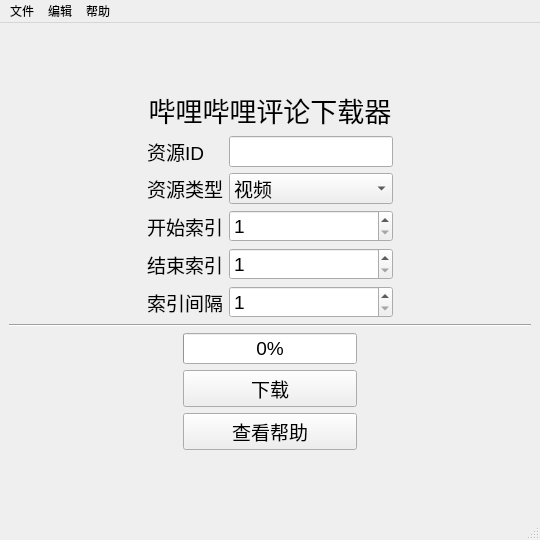
Qt form bilianalyzer/ui/main_window.ui (XTZ206/BiliAnalyzer) before a commit.
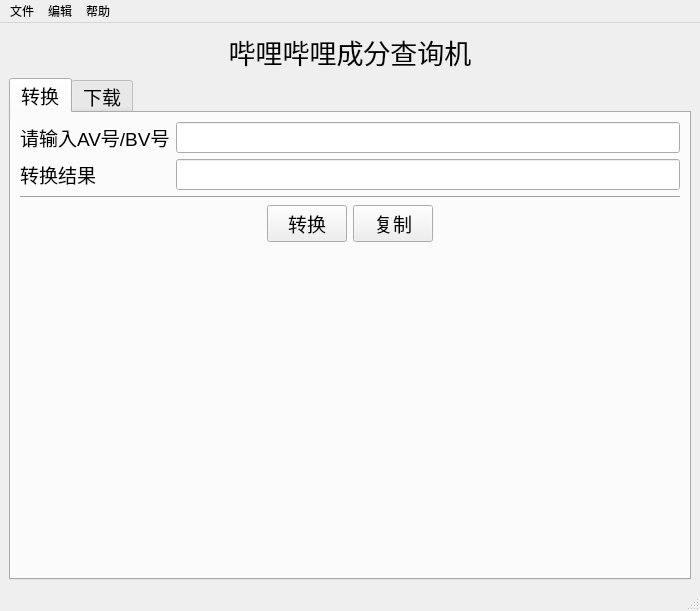
The same form after that commit. Icons and pictures are not drawn.

Patch:
```diff
--- a/bilianalyzer/ui/main_window.ui
+++ b/bilianalyzer/ui/main_window.ui
@@ -6,8 +6,8 @@
    <rect>
     <x>0</x>
     <y>0</y>
-    <width>540</width>
-    <height>540</height>
+    <width>700</width>
+    <height>611</height>
    </rect>
   </property>
   <property name="windowTitle">
@@ -18,20 +18,7 @@
     <normaloff>../icon/main.png</normaloff>../icon/main.png</iconset>
   </property>
   <widget class="QWidget" name="centralwidget">
-   <layout class="QVBoxLayout" name="verticalLayout">
-    <item>
-     <spacer name="verticalSpacer_up">
-      <property name="orientation">
-       <enum>Qt::Vertical</enum>
-      </property>
-      <property name="sizeHint" stdset="0">
-       <size>
-        <width>20</width>
-        <height>76</height>
-       </size>
-      </property>
-     </spacer>
-    </item>
+   <layout class="QVBoxLayout" name="verticalLayout_2">
     <item>
      <widget class="QLabel" name="title">
       <property name="font">
@@ -41,7 +28,7 @@
        </font>
       </property>
       <property name="text">
-       <string>哔哩哔哩评论下载器</string>
+       <string>哔哩哔哩成分查询机</string>
       </property>
       <property name="alignment">
        <set>Qt::AlignCenter</set>
@@ -49,6 +36,125 @@
      </widget>
     </item>
     <item>
+     <widget class="QTabWidget" name="tabWidget">
+      <property name="font">
+       <font>
+        <pointsize>14</pointsize>
+       </font>
+      </property>
+      <property name="currentIndex">
+       <number>0</number>
+      </property>
+      <widget class="QWidget" name="convertTab">
+       <attribute name="title">
+        <string>转换</string>
+       </attribute>
+       <layout class="QVBoxLayout" name="verticalLayout_3">
+        <item>
+         <layout class="QGridLayout" name="convertGrid">
+          <item row="0" column="0">
+           <widget class="QLabel" name="convertInputLabel">
+            <property name="text">
+             <string>请输入AV号/BV号</string>
+            </property>
+           </widget>
+          </item>
+          <item row="0" column="1">
+           <widget class="QLineEdit" name="convertInput"/>
+          </item>
+          <item row="1" column="0">
+           <widget class="QLabel" name="convertOutputLabel">
+            <property name="text">
+             <string>转换结果</string>
+            </property>
+           </widget>
+          </item>
+          <item row="1" column="1">
+           <widget class="QLineEdit" name="convertOutput">
+            <property name="readOnly">
+             <bool>true</bool>
+            </property>
+           </widget>
+          </item>
+         </layout>
+        </item>
+        <item>
+         <widget class="Line" name="convertLine">
+          <property name="orientation">
+           <enum>Qt::Horizontal</enum>
+          </property>
+         </widget>
+        </item>
+        <item>
+         <layout class="QHBoxLayout" name="convertControl">
+          <item>
+           <spacer name="convertControlSpacer_left">
+            <property name="orientation">
+             <enum>Qt::Horizontal</enum>
+            </property>
+            <property name="sizeHint" stdset="0">
+             <size>
+              <width>40</width>
+              <height>20</height>
+             </size>
+            </property>
+           </spacer>
+          </item>
+          <item>
+           <widget class="QPushButton" name="convertButton">
+            <property name="text">
+             <string>转换</string>
+            </property>
+           </widget>
+          </item>
+          <item>
+           <widget class="QPushButton" name="copyButton">
+            <property name="text">
+             <string>复制</string>
+            </property>
+           </widget>
+          </item>
+          <item>
+           <spacer name="convertControlSpacer_right">
+            <property name="orientation">
+             <enum>Qt::Horizontal</enum>
+            </property>
+            <property name="sizeHint" stdset="0">
+             <size>
+              <width>40</width>
+              <height>20</height>
+             </size>
+            </property>
+           </spacer>
+          </item>
+         </layout>
+        </item>
+        <item>
+         <spacer name="convertSpacer">
+          <property name="orientation">
+           <enum>Qt::Vertical</enum>
+          </property>
+          <property name="sizeHint" stdset="0">
+           <size>
+            <width>20</width>
+            <height>328</height>
+           </size>
+          </property>
+         </spacer>
+        </item>
+       </layout>
+      </widget>
+      <widget class="QWidget" name="downloadTab">
+       <property name="font">
+        <font>
+         <pointsize>14</pointsize>
+        </font>
+       </property>
+       <attribute name="title">
+        <string>下载</string>
+       </attribute>
+       <layout class="QVBoxLayout" name="verticalLayout">
+        <item>
      <layout class="QHBoxLayout" name="infoLayout">
       <item>
        <spacer name="infoSpacer_left">
@@ -326,10 +432,14 @@
       <property name="sizeHint" stdset="0">
        <size>
         <width>20</width>
-        <height>76</height>
+            <height>138</height>
        </size>
       </property>
      </spacer>
+        </item>
+       </layout>
+      </widget>
+     </widget>
     </item>
    </layout>
   </widget>
@@ -338,7 +448,7 @@
     <rect>
      <x>0</x>
      <y>0</y>
-     <width>540</width>
+     <width>700</width>
      <height>22</height>
     </rect>
    </property>
```
Left out of the diff: 4 changed lines with no effect on the pictures. Lines whose indentation alone changed are shown as unchanged.
